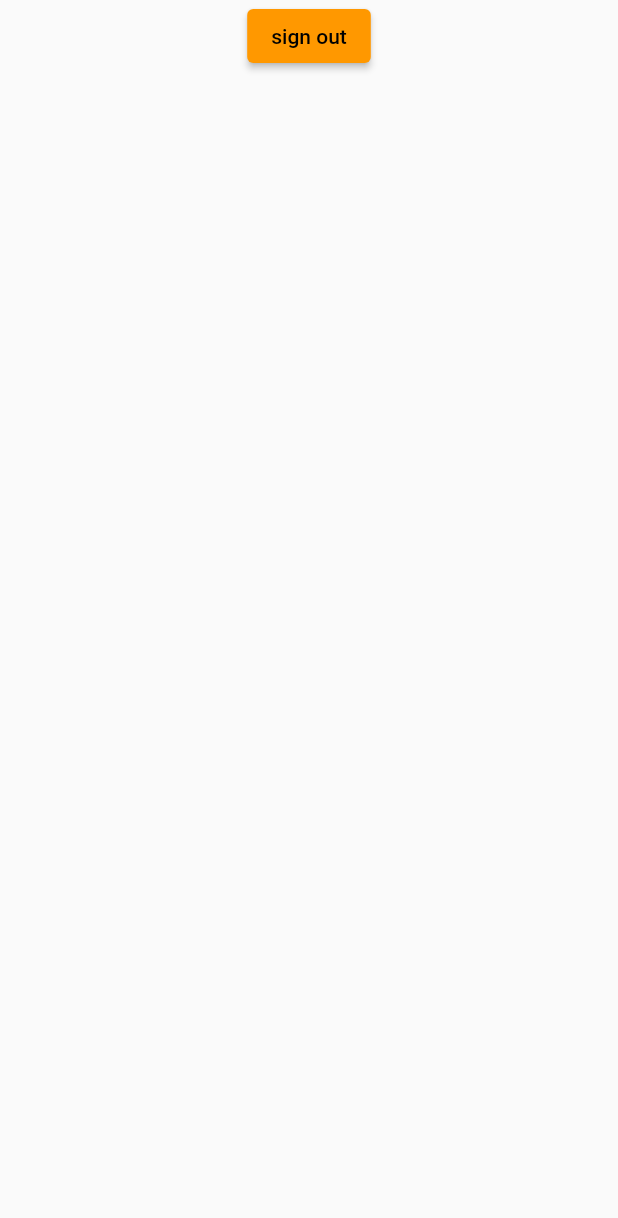
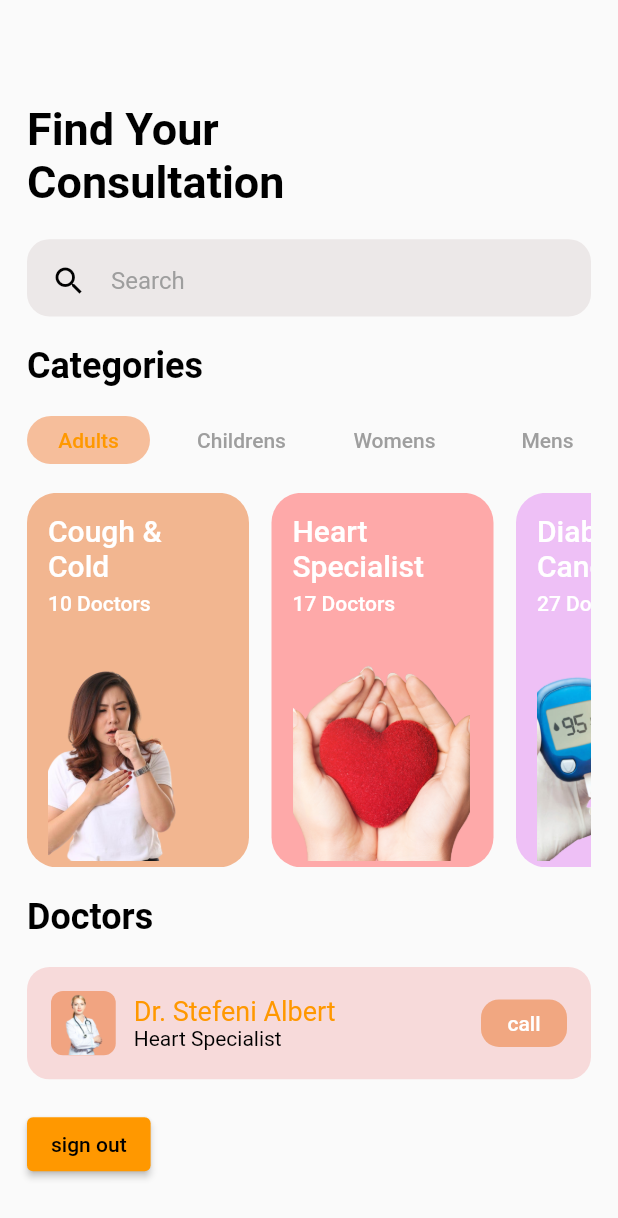
Before and after one commit to Kakarotpani/xencov, a Flutter app: the screen it shows once a user with an empty profile is signed in, on a phone screen of 412 x 824 dp. Shown: the top 1218 px of the screen. Run offline on Flutter 3.47's test engine with Material 2 defaults, Android fonts, the light colour scheme and no system bars; our stand-ins replace firebase_auth, firebase_core; accounts and stored records are empty.

Commit message:
home page added

```diff
--- a/lib/main.dart
+++ b/lib/main.dart
@@ -1,5 +1,6 @@
 import 'package:flutter/material.dart';
 import 'package:xencov/services/auth_service.dart';
+import 'package:xencov/views/home_view.dart';
 import 'package:xencov/views/login_view.dart';
 import 'package:firebase_core/firebase_core.dart';
 import 'firebase_options.dart';
@@ -27,7 +28,7 @@ class MyApp extends StatelessWidget {
         stream: Auth().authStateChanges,
         builder: (context, snapshot) {
           if (snapshot.hasData) {
-            return const LandingView();
+            return HomeView();
           } else {
             return const LoginView();
           }
@@ -36,25 +37,3 @@ class MyApp extends StatelessWidget {
     );
   }
 }
-
-class LandingView extends StatefulWidget {
-  const LandingView({Key? key}) : super(key: key);
-
-  @override
-  State<LandingView> createState() => LandingViewState();
-}
-
-class LandingViewState extends State<LandingView> {
-  @override
-  Widget build(BuildContext context) {
-    return Scaffold(
-      body: Center(
-        child: Column(
-          children: [
-            ElevatedButton(onPressed: () => Auth().signOut(), child: const Text("sign out"))
-          ],
-        )
-      )
-    );
-  }
-}
--- a/lib/views/home_view.dart
+++ b/lib/views/home_view.dart
@@ -0,0 +1,255 @@
+import 'package:flutter/material.dart';
+import 'package:xencov/services/auth_service.dart';
+
+class HomeView extends StatefulWidget {
+  const HomeView({Key? key}) : super(key: key);
+
+  @override
+  State<HomeView> createState() => _HomeViewState();
+}
+
+class _HomeViewState extends State<HomeView> {
+
+  bool isSelected = false;
+  final List<String> categories = ["Adults", "Childrens", "Womens", "Mens"];
+  final List<String> specialities = ["Cough & Cold", "Heart Specialist", "Diabetes & Cancer"];
+  final List<String> noOfDoctors = ["10", "17", "27"];
+  final List<String> relatedImages = [
+    "assets/images/cough.png",
+    "assets/images/heart.png",
+    "assets/images/diabetese.png",
+  ];
+  final List<Color> cardColors = const [
+    Color.fromARGB(189, 239, 158, 107),
+    Color.fromARGB(211, 255, 152, 152),
+    Color.fromARGB(141, 228, 145, 243)
+  ];
+  List<bool> indexChecked = [true, false, false, false];
+
+  @override
+  Widget build(BuildContext context) {
+    Size size = MediaQuery.of(context).size;
+    return Scaffold(
+      body: SafeArea(
+        child: Container(
+          height: size.height,
+          padding: const EdgeInsets.all(18),
+          child: Column(
+            mainAxisAlignment: MainAxisAlignment.spaceEvenly,
+            crossAxisAlignment: CrossAxisAlignment.start,
+            children: [
+              Container(
+                padding: const EdgeInsets.only(top: 30),
+                height: size.height / 8,
+                alignment: Alignment.centerLeft,
+                child: const Text("Find Your \nConsultation",
+                  style: TextStyle(
+                    color: Colors.black,
+                    fontSize: 30,
+                    fontWeight: FontWeight.w600
+                  ),
+                ),
+              ),
+              Container(
+                width: double.infinity,
+                height: size.height / 16 ,
+                decoration: const BoxDecoration(
+                  color: Color.fromARGB(138, 224, 216, 216),
+                  borderRadius: BorderRadius.all(Radius.circular(15))
+                ),
+                child: InkWell(
+                  onTap: (){},
+                  child: const ListTile(
+                    minLeadingWidth: 4.0,
+                    leading: Icon(Icons.search, color: Colors.black),
+                    title: Text("Search",
+                      textAlign: TextAlign.left,
+                      style: TextStyle(
+                        color: Colors.grey
+                      ),
+                    ),
+                  ),
+                )
+              ),
+              const Text("Categories",
+                style: TextStyle(
+                  color: Colors.black,
+                  fontSize: 24,
+                  fontWeight: FontWeight.bold
+                ),
+              ),
+              SizedBox(
+                height: 32,
+                child: ListView.builder(
+                  scrollDirection: Axis.horizontal,
+                  itemCount: 4,
+                  itemBuilder: ((context, index) {
+                    return InkWell(
+                      onTap: (){
+                        for (int i=0;i<indexChecked.length;i++){
+                          indexChecked[i] = false;
+                        }
+                        setState(() {
+                          indexChecked[index] = true;
+                        });
+                      },
+                      child: Container(
+                        width: 82,
+                        margin: const EdgeInsets.only(right: 20),
+                        decoration: BoxDecoration(
+                          color: indexChecked[index]
+                          ?const Color.fromARGB(187, 245, 168, 121)
+                          :Colors.transparent,
+                          borderRadius: const BorderRadius.all(Radius.circular(20))
+                        ),
+                        child: Center(
+                          child: Text(categories[index],
+                            style: TextStyle(
+                              fontWeight: FontWeight.w500,
+                              color: indexChecked[index]
+                              ?Colors.orange
+                              :Colors.grey
+                            ),
+                          )
+                        ),
+                      ),
+                    );
+                  }),
+                )
+              ),
+              SizedBox(
+                height: size.height / 3.3,
+                child: ListView.builder(
+                  scrollDirection: Axis.horizontal,
+                  itemCount: 3,
+                  itemBuilder: ((context, index) {
+                    return Container(
+                      padding: const EdgeInsets.fromLTRB(14, 14, 16, 4),
+                      width: 148,
+                      margin: const EdgeInsets.only(right: 15),
+                      decoration: BoxDecoration(
+                        color: cardColors[index],
+                        borderRadius: const BorderRadius.all(Radius.circular(20))
+                      ),
+                      child: Column(
+                        crossAxisAlignment: CrossAxisAlignment.start,
+                        children: [
+                          Wrap(
+                            children :[
+                              Text(specialities[index],
+                                style: const TextStyle(
+                                  color: Colors.white,
+                                  fontSize: 20,
+                                  fontWeight: FontWeight.w500
+                                ),
+                              ),
+                            ]
+                          ),
+                          const SizedBox(height: 6),
+                          Text("${noOfDoctors[index]} Doctors",
+                            style: const TextStyle(
+                              color: Colors.white,
+                              fontSize: 14,
+                              fontWeight: FontWeight.w500
+                            ),
+                          ),
+                          const Spacer(),
+                          SizedBox(
+                            height: 140,
+                            width: double.infinity,
+                            child: Image.asset(
+                              relatedImages[index],
+                              fit: BoxFit.cover,
+                            )
+                          )
+                        ],
+                      )
+                    );
+                  }),
+                )
+              ),
+              const Text("Doctors",
+                style: TextStyle(
+                  color: Colors.black,
+                  fontSize: 24,
+                  fontWeight: FontWeight.bold
+                ),
+              ),
+              Container(
+                width: double.infinity,
+                height: size.height / 11 ,
+                padding: const EdgeInsets.all(16),
+                decoration: const BoxDecoration(
+                  color: Color.fromARGB(127, 244, 186, 186),
+                  borderRadius: BorderRadius.all(Radius.circular(15))
+                ),
+                child: Row(
+                  children: [
+                    Expanded(
+                      flex: 5,
+                      child: Row(
+                        children: [
+                          Container(
+                            padding: const EdgeInsets.fromLTRB(8, 2, 8, 0),
+                            decoration: const BoxDecoration(
+                              color: Color.fromARGB(205, 239, 151, 107),
+                              borderRadius: BorderRadius.all(Radius.circular(8))
+                            ),
+                            child: Image.asset('assets/images/doctor.png')
+                          ),
+                          const SizedBox(width: 12),
+                          Column(
+                            mainAxisAlignment: MainAxisAlignment.center,
+                            crossAxisAlignment: CrossAxisAlignment.start,
+                            children: const [
+                              Text("Dr. Stefeni Albert",
+                                style: TextStyle(
+                                  color: Colors.orange,
+                                  fontSize: 18,
+                                  fontWeight: FontWeight.w400
+                                ),
+                              ),
+                              Text("Heart Specialist",
+                                style: TextStyle(
+                                  color: Colors.black,
+                                  fontSize: 14,
+                                ),
+                              ),
+                            ],
+                          )
+                        ],
+                      ),
+                    ),
+                    Expanded(
+                      flex: 1,
+                      child: InkWell(
+                        onTap: (){},
+                        child: Container(
+                          alignment: Alignment.center,
+                          height: size.height / 26,
+                          decoration: const BoxDecoration(
+                            color: Color.fromARGB(205, 239, 155, 107),
+                            borderRadius: BorderRadius.all(Radius.circular(12)),
+                          ),
+                          child: const Text("call",
+                            style: TextStyle(
+                              color: Colors.white,
+                              fontSize: 14,
+                              fontWeight: FontWeight.w500
+                            ),
+                          ),
+                        ),
+                      ),
+                    )
+                  ],
+                )
+              ),
+              //const SizedBox(height: 12)
+              ElevatedButton(onPressed: () => Auth().signOut(), child: const Text("sign out"))
+            ],
+          ),
+        ),
+      ),
+    );
+  }
+}
--- a/lib/views/login_view.dart
+++ b/lib/views/login_view.dart
@@ -112,7 +112,6 @@ class _LoginViewState extends State<LoginView> {
 
   @override
   Widget build(BuildContext context) {
-
     return Scaffold(
       body: SingleChildScrollView(
         child: Container(
```
Also changed, not shown: assets/images/cough.png (added), assets/images/diabetese.png (added), assets/images/doctor.png (added), assets/images/heart.png (added).
